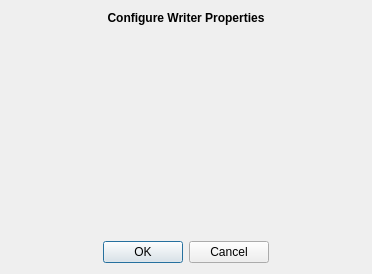
This is Qt/Components/Resources/UI/pqWriterDialog.ui in Kitware/ParaView as Qt 5 draws it before an edit. The edited form follows.
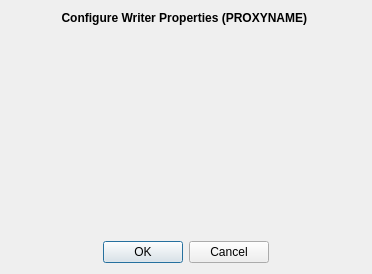
This is the edited form.

Commit message: Show the name of the writer in the Writer Properties dialog.

The edit to the form file:
```diff
--- a/Qt/Components/Resources/UI/pqWriterDialog.ui
+++ b/Qt/Components/Resources/UI/pqWriterDialog.ui
@@ -23,7 +23,7 @@
    <item>
     <widget class="QLabel" name="label">
      <property name="text">
-      <string>&lt;html&gt;&lt;head/&gt;&lt;body&gt;&lt;p align=&quot;center&quot;&gt;&lt;span style=&quot; font-weight:600;&quot;&gt;Configure Writer Properties&lt;/span&gt;&lt;/p&gt;&lt;/body&gt;&lt;/html&gt;</string>
+      <string>&lt;html&gt;&lt;head/&gt;&lt;body&gt;&lt;p align=&quot;center&quot;&gt;&lt;span style=&quot; font-weight:600;&quot;&gt;Configure Writer Properties (PROXYNAME) &lt;/span&gt;&lt;/p&gt;&lt;/body&gt;&lt;/html&gt;</string>
      </property>
     </widget>
    </item>
```
The commit also changes 1 other file.
